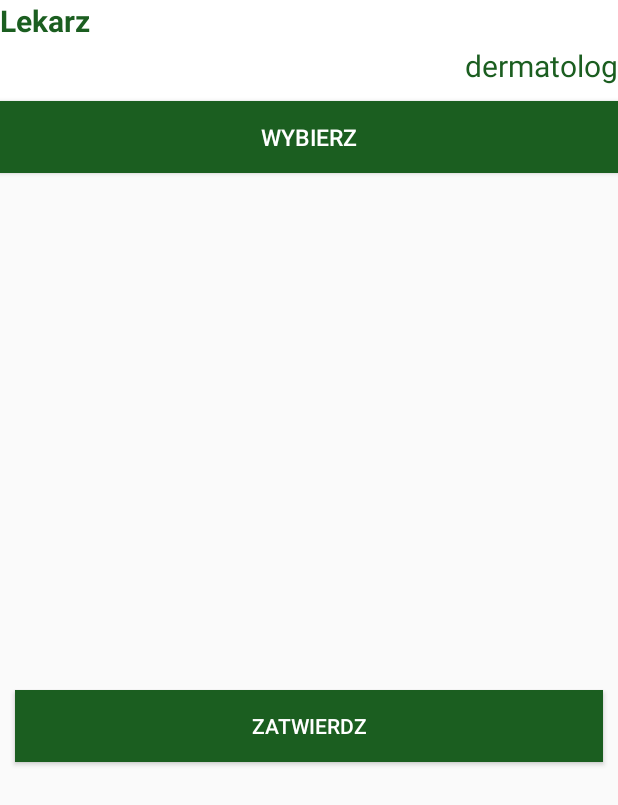
After one commit to KatarzynaWidawka/KolokwiumPUM, an Android app: the layout list.xml on its own in the app's theme, with its tools: preview values and no code run, on a phone screen of 412 x 824 dp. The commit adds this screen. Shown: the top 805 px of the screen. Run offline under Robolectric (Android 15) with nearby library versions, the phone set to English and light mode, and no system bars.

Commit message:
Gotowe wszystkie widoki

```diff
--- a/app/src/main/java/com/example/student/rejestracjawizyt/LekarzAdapter.java
+++ b/app/src/main/java/com/example/student/rejestracjawizyt/LekarzAdapter.java
@@ -1,8 +1,41 @@
 package com.example.student.rejestracjawizyt;
+
+import android.support.v7.widget.RecyclerView;
+import android.view.LayoutInflater;
+import android.view.View;
+import android.view.ViewGroup;
+
+import java.util.ArrayList;
 
 /**
  * Created by student on 2018-01-17.
  */
 
-public class LekarzAdapter {
+public class LekarzAdapter  extends RecyclerView.Adapter<LekarzAdapter.ViewHolder> {
+
+    ArrayList<LEKARZ> lekarze = new ArrayList<>();
+    LekarzAdapter(ArrayList<LEKARZ>lekarze){this.lekarze=lekarze;}
+
+    @Override
+    public LekarzAdapter.ViewHolder onCreateViewHolder(ViewGroup parent, int viewType) {
+        View itemLayoutView = LayoutInflater.from(parent.getContext())
+                .inflate(R.layout.list, null);
+        return new ViewHolder(itemLayoutView);
+    }
+
+    @Override
+    public void onBindViewHolder(LekarzAdapter.ViewHolder holder, int position) {
+
+    }
+
+    @Override
+    public int getItemCount() {
+        return lekarze.size();
+    }
+
+    public class ViewHolder extends RecyclerView.ViewHolder {
+        public ViewHolder(View itemView) {
+            super(itemView);
+        }
+    }
 }
--- /dev/null
+++ b/app/src/main/res/layout/list.xml
@@ -0,0 +1,55 @@
+<?xml version="1.0" encoding="utf-8"?>
+<RelativeLayout
+    xmlns:android="http://schemas.android.com/apk/res/android" android:layout_width="match_parent"
+    android:layout_height="match_parent"
+
+        >
+    <TextView
+        android:id="@+id/nazwalekarza"
+        android:layout_width="match_parent"
+        android:background="#FFFF"
+        android:layout_height="100dp"
+        android:layout_marginBottom="120dp"
+        android:text="Lekarz"
+        android:textColor="@color/colorPrimary"
+        android:textSize="20dp"
+        android:textStyle="bold" />
+
+    <TextView
+        android:id="@+id/specjalizacjalekarza"
+        android:layout_width="wrap_content"
+        android:layout_height="wrap_content"
+        android:layout_alignParentRight="true"
+        android:layout_marginTop="30dp"
+        android:gravity="center"
+        android:text="dermatolog"
+        android:textColor="@color/colorPrimary"
+        android:textSize="20sp" />
+
+
+    <Button
+        android:id="@+id/button_wybierz"
+        android:layout_marginTop="10dp"
+        android:layout_width="match_parent"
+        android:layout_height="wrap_content"
+        android:layout_alignParentRight="true"
+        android:layout_below="@id/specjalizacjalekarza"
+
+        android:background="@color/colorPrimary"
+        android:text="Wybierz"
+        android:textColor="@android:color/white"
+        android:textSize="15dp" />
+
+    <Button
+        android:id="@+id/button_lekarz"
+        android:layout_width="match_parent"
+        android:layout_height="wrap_content"
+        android:layout_gravity="bottom"
+        android:layout_marginLeft="10dp"
+        android:layout_marginRight="10dp"
+        android:layout_marginTop="460dp"
+        android:background="@color/colorPrimary"
+        android:text="ZATWIERDZ"
+        android:textColor="@android:color/white" />
+
+</RelativeLayout>
```
